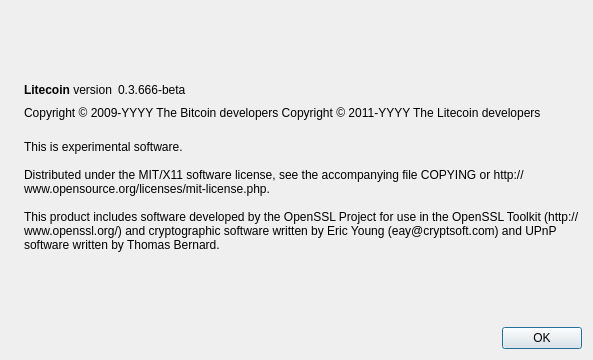
Above: src/qt/forms/aboutdialog.ui from machinecoin-project/machinecoin-core before the change. Below: the same form after it.
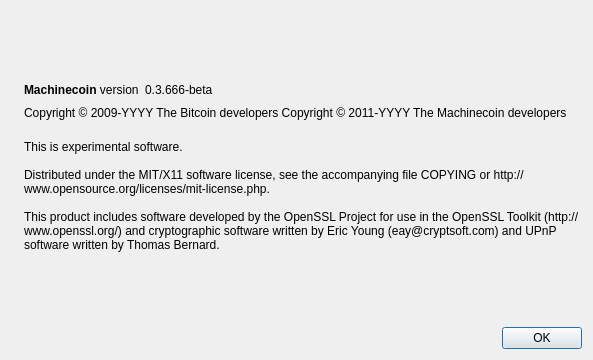
That is the form after the change. Icons and pictures are not drawn.

Commit message: Replace „Litecoin“ with „Machinecoin“ inside files.

The edit to the form file:
```diff
--- a/src/qt/forms/aboutdialog.ui
+++ b/src/qt/forms/aboutdialog.ui
@@ -50,7 +50,7 @@
           <cursorShape>IBeamCursor</cursorShape>
          </property>
          <property name="text">
-          <string>&lt;b&gt;Litecoin&lt;/b&gt; version</string>
+          <string>&lt;b&gt;Machinecoin&lt;/b&gt; version</string>
          </property>
          <property name="textInteractionFlags">
           <set>Qt::LinksAccessibleByMouse|Qt::TextSelectableByKeyboard|Qt::TextSelectableByMouse</set>
@@ -92,7 +92,7 @@
        </property>
        <property name="text">
         <string notr="true">Copyright &amp;copy; 2009-YYYY The Bitcoin developers
-Copyright &amp;copy; 2011-YYYY The Litecoin developers</string>
+Copyright &amp;copy; 2011-YYYY The Machinecoin developers</string>
        </property>
        <property name="textFormat">
         <enum>Qt::RichText</enum>
```
Left out of the diff: 2 changed lines with no effect on the pictures. The commit also changes 107 other files.
